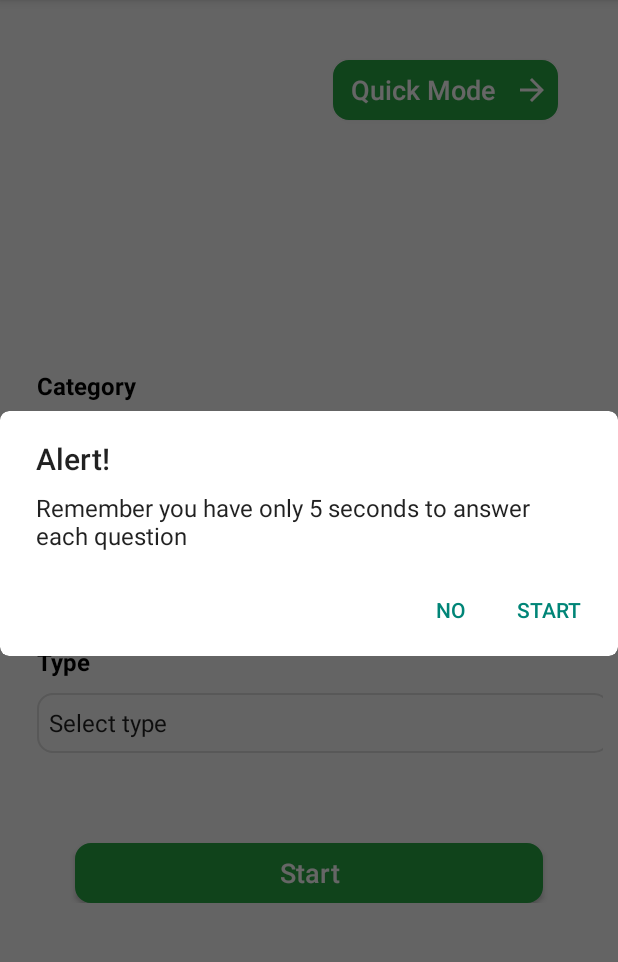
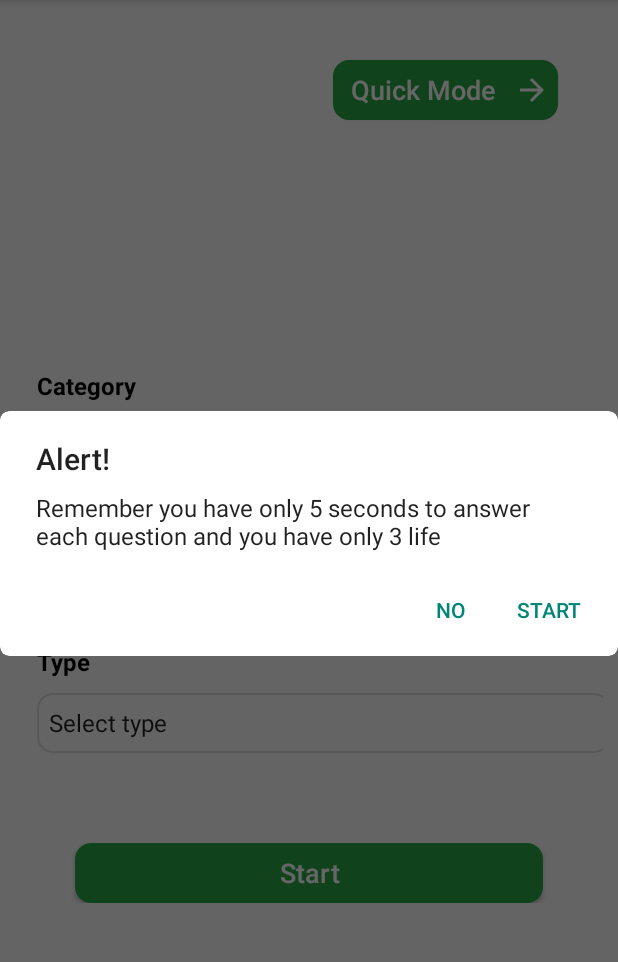
Before and after one commit to Faiz882/trivia-app, an Android app: the screen it shows after launch (MainActivity), after a tap on "Quick Mode", on a phone screen of 412 x 824 dp, the part 84-1046 px from its top. Run offline under Robolectric (Android 15) with nearby library versions, the phone set to English and light mode, and no system bars.

Commit message:
final commit

```diff
--- a/app/src/main/java/com/example/triviaapp/ui/MainActivity.kt
+++ b/app/src/main/java/com/example/triviaapp/ui/MainActivity.kt
@@ -151,7 +151,7 @@ class MainActivity : AppCompatActivity(),View.OnClickListener {
             R.style.CustomAlertDialog
         )
         alertDialogBuilder.setTitle("Alert!")
-        alertDialogBuilder.setMessage("Remember you have only 5 seconds to answer each question")
+        alertDialogBuilder.setMessage("Remember you have only 5 seconds to answer each question and you have only 3 life")
         alertDialogBuilder.setPositiveButton("Start"){ dialogInterface, _ ->
             val intent:Intent = Intent(context,QuestionActivity::class.java)
             intent.putExtra("mode","quick")
```
Also changed, not shown: app/src/main/java/com/example/triviaapp/ui/QuestionActivity.kt (+12 -3 lines).
